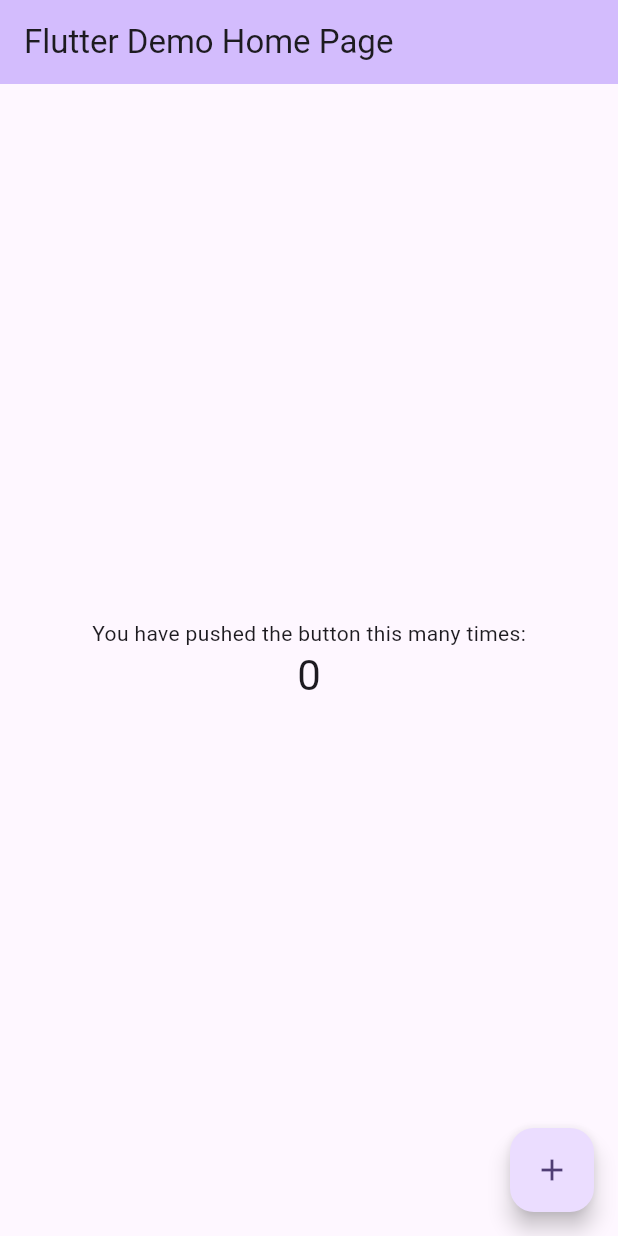
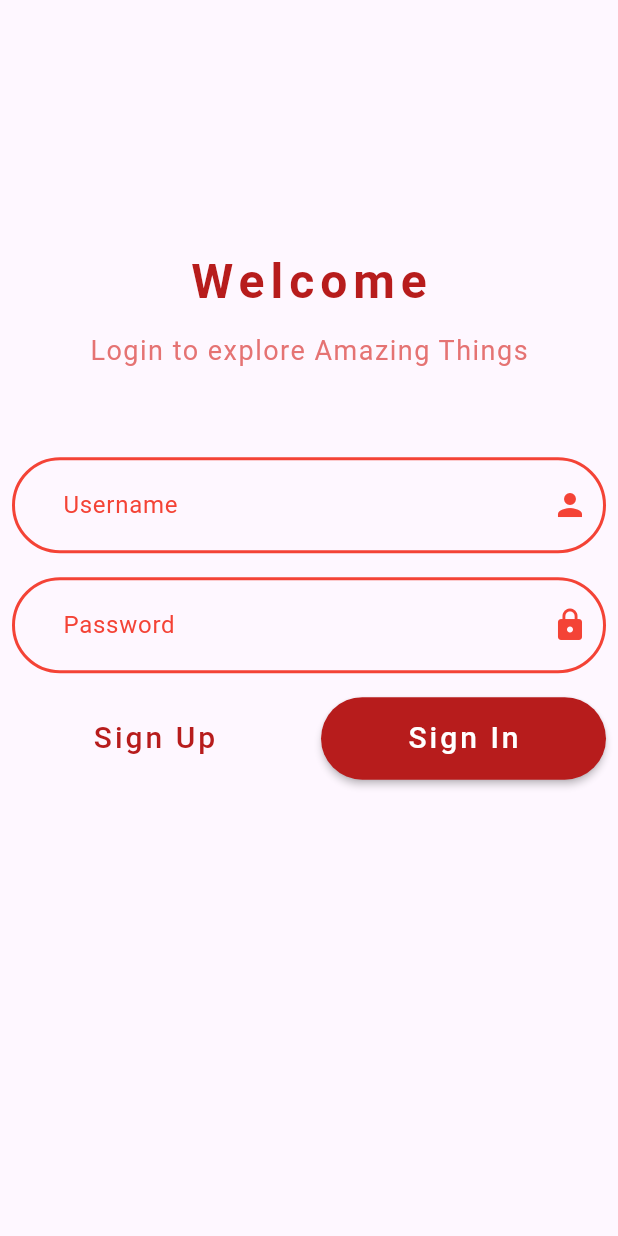
Before and after one commit to raditya09/aplikasiapotek, a Flutter app: the screen it shows after launch, on a phone screen of 412 x 824 dp. Run offline on Flutter 3.47's test engine with Material 3 defaults, Android fonts, the phone set to English and light mode, and no system bars.

Commit message:
update penyesuaian data

```diff
--- a/lib/login.dart
+++ b/lib/login.dart
@@ -0,0 +1,161 @@
+import 'dart:async';
+import 'package:flutter/material.dart';
+import 'package:flutter/cupertino.dart';
+import 'package:aplikasiapotek/pelanggan/home.dart';
+import 'package:aplikasiapotek/register.dart';
+
+TextEditingController getUser = new TextEditingController();
+TextEditingController getPass = new TextEditingController();
+
+class login extends StatelessWidget {
+  @override
+  Widget build(BuildContext context) {
+    return Scaffold(
+      // appBar: AppBar(
+      //   title: Text('Halaman Login'),
+      // ),
+      body: Column(
+        children: [
+          SizedBox(height: MediaQuery.of(context).size.height * 0.2),
+          Text(
+            'Welcome',
+            style: TextStyle(
+                color: Colors.red[900],
+                fontSize: 32,
+                letterSpacing: 4.0,
+                fontWeight: FontWeight.bold),
+          ),
+          SizedBox(height: 10),
+          Text(
+            'Login to explore Amazing Things',
+            style: TextStyle(
+                color: Colors.red[300], fontSize: 18, letterSpacing: 1.0),
+          ),
+          SizedBox(height: 50),
+          Padding(
+            padding: const EdgeInsets.all(8.0),
+            child: TextFormField(
+              controller: getUser,
+              cursorColor: Colors.red,
+              decoration: InputDecoration(
+                enabledBorder: OutlineInputBorder(
+                  borderSide: const BorderSide(color: Colors.red, width: 2.0),
+                  borderRadius: BorderRadius.circular(50.0),
+                ),
+                contentPadding:
+                    EdgeInsets.only(left: 30.0, top: 20.0, bottom: 20.0),
+                focusedBorder: OutlineInputBorder(
+                  borderSide: const BorderSide(color: Colors.red, width: 2.0),
+                  borderRadius: BorderRadius.circular(50.0),
+                ),
+                suffixIcon: Icon(
+                  Icons.person,
+                  color: Colors.red,
+                ),
+                labelText: ('Username'),
+                labelStyle: TextStyle(color: Colors.red),
+              ),
+            ),
+          ),
+          Padding(
+            padding: const EdgeInsets.all(8.0),
+            child: TextFormField(
+              controller: getPass,
+              cursorColor: Colors.red,
+              decoration: InputDecoration(
+                enabledBorder: OutlineInputBorder(
+                  borderSide: const BorderSide(color: Colors.red, width: 2.0),
+                  borderRadius: BorderRadius.circular(50.0),
+                ),
+                contentPadding:
+                    EdgeInsets.only(left: 30.0, top: 20.0, bottom: 20.0),
+                focusedBorder: OutlineInputBorder(
+                  borderSide: const BorderSide(color: Colors.red, width: 2.0),
+                  borderRadius: BorderRadius.circular(50.0),
+                ),
+                suffixIcon: Icon(
+                  Icons.lock,
+                  color: Colors.red,
+                ),
+                labelText: ('Password'),
+                labelStyle: TextStyle(color: Colors.red),
+              ),
+            ),
+          ),
+          Row(
+            mainAxisAlignment: MainAxisAlignment.spaceEvenly,
+            children: <Widget>[
+              Expanded(
+                child: Padding(
+                  padding: const EdgeInsets.all(8.0),
+                  child: TextButton(
+                    onPressed: () {
+                      // nanti kita arahkan ke halaman daftar
+                      Navigator.push(context,
+                          MaterialPageRoute(builder: (context) => register()));
+                    },
+                    child: Text(
+                      "Sign Up",
+                      style: TextStyle(
+                          letterSpacing: 2.0,
+                          color: Colors.red[900],
+                          fontSize: 20),
+                    ),
+                  ),
+                ),
+              ),
+              Expanded(
+                child: Padding(
+                  padding: const EdgeInsets.all(8.0),
+                  child: MaterialButton(
+                    height: 55,
+                    textColor: Colors.white,
+                    color: Colors.red[900],
+                    shape: RoundedRectangleBorder(
+                      borderRadius: BorderRadius.circular(30),
+                    ),
+                    onPressed: () {
+                      // nanti kita arahkan kehalaman login
+                      //default user
+                      String user = 'belajar';
+                      String pass = '1234';
+                      if (getUser.text.isEmpty) {
+                        ScaffoldMessenger.of(context).showSnackBar(
+                          SnackBar(
+                              content: Text("Username tidak boleh kosong!")),
+                        );
+                      } else if (getPass.text.isEmpty) {
+                        ScaffoldMessenger.of(context).showSnackBar(
+                          SnackBar(
+                              content: Text("Password tidak boleh kosong!")),
+                        );
+                      } else if (getUser.text == user && getPass.text == pass) {
+                        ScaffoldMessenger.of(context).showSnackBar(
+                          SnackBar(
+                              content: Text("Selamat datang: ${getUser.text}")),
+                        ); //delay to Home page
+                        Timer(Duration(seconds: 2), () {
+                          Navigator.push(context,
+                              MaterialPageRoute(builder: (context) => home()));
+                        });
+                      } else {
+                        ScaffoldMessenger.of(context).showSnackBar(
+                          SnackBar(content: Text("Cek kembali input anda!")),
+                        );
+                      }
+                    },
+                    child: Text(
+                      "Sign In",
+                      style: TextStyle(
+                          letterSpacing: 2, color: Colors.white, fontSize: 20),
+                    ),
+                  ),
+                ),
+              ),
+            ],
+          )
+        ],
+      ),
+    );
+  }
+}
--- a/lib/main.dart
+++ b/lib/main.dart
@@ -1,125 +1,8 @@
+import 'package:aplikasiapotek/login.dart';
 import 'package:flutter/material.dart';
 
 void main() {
-  runApp(const MyApp());
+  runApp(MaterialApp(
+    home: login(),
+  ));
 }
-
-class MyApp extends StatelessWidget {
-  const MyApp({super.key});
-
-  // This widget is the root of your application.
-  @override
-  Widget build(BuildContext context) {
-    return MaterialApp(
-      title: 'Flutter Demo',
-      theme: ThemeData(
-        // This is the theme of your application.
-        //
-        // TRY THIS: Try running your application with "flutter run". You'll see
-        // the application has a purple toolbar. Then, without quitting the app,
-        // try changing the seedColor in the colorScheme below to Colors.green
-        // and then invoke "hot reload" (save your changes or press the "hot
-        // reload" button in a Flutter-supported IDE, or press "r" if you used
-        // the command line to start the app).
-        //
-        // Notice that the counter didn't reset back to zero; the application
-        // state is not lost during the reload. To reset the state, use hot
-        // restart instead.
-        //
-        // This works for code too, not just values: Most code changes can be
-        // tested with just a hot reload.
-        colorScheme: ColorScheme.fromSeed(seedColor: Colors.deepPurple),
-        useMaterial3: true,
-      ),
-      home: const MyHomePage(title: 'Flutter Demo Home Page'),
-    );
-  }
-}
-
-class MyHomePage extends StatefulWidget {
-  const MyHomePage({super.key, required this.title});
-
-  // This widget is the home page of your application. It is stateful, meaning
-  // that it has a State object (defined below) that contains fields that affect
-  // how it looks.
-
-  // This class is the configuration for the state. It holds the values (in this
-  // case the title) provided by the parent (in this case the App widget) and
-  // used by the build method of the State. Fields in a Widget subclass are
-  // always marked "final".
-
-  final String title;
-
-  @override
-  State<MyHomePage> createState() => _MyHomePageState();
-}
-
-class _MyHomePageState extends State<MyHomePage> {
-  int _counter = 0;
-
-  void _incrementCounter() {
-    setState(() {
-      // This call to setState tells the Flutter framework that something has
-      // changed in this State, which causes it to rerun the build method below
-      // so that the display can reflect the updated values. If we changed
-      // _counter without calling setState(), then the build method would not be
-      // called again, and so nothing would appear to happen.
-      _counter++;
-    });
-  }
-
-  @override
-  Widget build(BuildContext context) {
-    // This method is rerun every time setState is called, for instance as done
-    // by the _incrementCounter method above.
-    //
-    // The Flutter framework has been optimized to make rerunning build methods
-    // fast, so that you can just rebuild anything that needs updating rather
-    // than having to individually change instances of widgets.
-    return Scaffold(
-      appBar: AppBar(
-        // TRY THIS: Try changing the color here to a specific color (to
-        // Colors.amber, perhaps?) and trigger a hot reload to see the AppBar
-        // change color while the other colors stay the same.
-        backgroundColor: Theme.of(context).colorScheme.inversePrimary,
-        // Here we take the value from the MyHomePage object that was created by
-        // the App.build method, and use it to set our appbar title.
-        title: Text(widget.title),
-      ),
-      body: Center(
-        // Center is a layout widget. It takes a single child and positions it
-        // in the middle of the parent.
-        child: Column(
-          // Column is also a layout widget. It takes a list of children and
-          // arranges them vertically. By default, it sizes itself to fit its
-          // children horizontally, and tries to be as tall as its parent.
-          //
-          // Column has various properties to control how it sizes itself and
-          // how it positions its children. Here we use mainAxisAlignment to
-          // center the children vertically; the main axis here is the vertical
-          // axis because Columns are vertical (the cross axis would be
-          // horizontal).
-          //
-          // TRY THIS: Invoke "debug painting" (choose the "Toggle Debug Paint"
-          // action in the IDE, or press "p" in the console), to see the
-          // wireframe for each widget.
-          mainAxisAlignment: MainAxisAlignment.center,
-          children: <Widget>[
-            const Text(
-              'You have pushed the button this many times:',
-            ),
-            Text(
-              '$_counter',
-              style: Theme.of(context).textTheme.headlineMedium,
-            ),
-          ],
-        ),
-      ),
-      floatingActionButton: FloatingActionButton(
-        onPressed: _incrementCounter,
-        tooltip: 'Increment',
-        child: const Icon(Icons.add),
-      ), // This trailing comma makes auto-formatting nicer for build methods.
-    );
-  }
-}
--- /dev/null
+++ b/lib/pelanggan/home.dart
@@ -0,0 +1,12 @@
+import 'package:flutter/material.dart';
+import 'package:flutter/cupertino.dart';
+
+class home extends StatelessWidget {
+  @override
+  Widget build(BuildContext context) {
+    // TODO: implement build
+    return MaterialApp(
+      home: Scaffold(),
+    );
+  }
+}
```
Also changed, not shown: lib/register.dart (+154 -0 lines), pubspec.yaml (+13 -0 lines), assets/fonts/Lato-Bold.ttf (added), assets/fonts/Lato-Regular.ttf (added), assets/fonts/Lato-Semibold.ttf (added), assets/images/accent.png (added), assets/images/logo_splash.png (added), assets/images/readme.png (added), lib/kelolabarang.dart (deleted).
